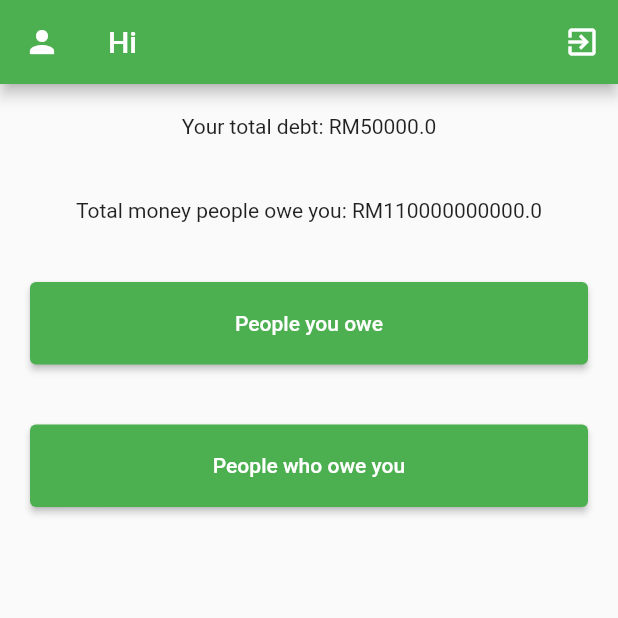
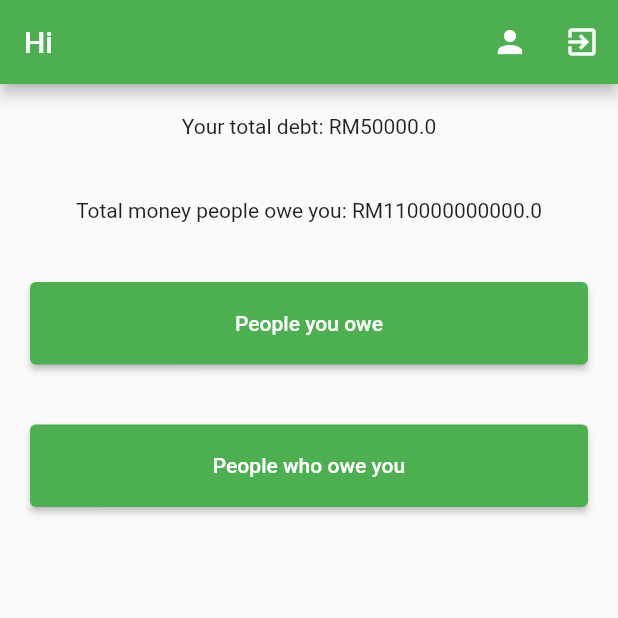
Before and after one commit to SyedZaimi/BukuHutang, a Flutter app: the Mainpage screen opened directly, on a phone screen of 412 x 824 dp, the top half of it. Run offline on Flutter 3.47's test engine with Material 2 defaults, Android fonts, the phone set to English and light mode, and no system bars; our stand-ins replace cloud_firestore, firebase_auth, firebase_core, google_sign_in; accounts and stored records are empty.

Commit message:
Update home.dart

```diff
--- a/bukuHutang/lib/home.dart
+++ b/bukuHutang/lib/home.dart
@@ -1,12 +1,15 @@
-//Homepage of the apps
+
 
 import 'package:bukuHutang/authscreen.dart';
+import 'package:bukuHutang/profile.dart';
 import 'package:flutter/material.dart';
 import 'package:firebase_auth/firebase_auth.dart';
 
+
 class Mainpage extends StatefulWidget {
-  Mainpage({Key key, @required this.username}) : super(key: key);
+  Mainpage({Key key, @required this.username,@required this.email}) : super(key: key);
   final String username;
+  final String email;
   @override
   MainpageState createState() => MainpageState();
 }
@@ -20,9 +23,23 @@ class MainpageState extends State<Mainpage> {
     return Scaffold(
         appBar: AppBar(
           //title: Text('Buku Hutangmu'),
+
           title: Text("Hi " + widget.username),
-          leading: Icon(Icons.person),
+
           actions: <Widget>[
+             IconButton(
+               icon: Icon(Icons.person),
+              onPressed: ()  {
+                Navigator.push(context,
+                 MaterialPageRoute(
+                builder: (context) =>
+                    Profile(username: widget.username,email : widget.email))
+                 );
+
+              },
+
+            ),
+
             IconButton(
               icon: Icon(Icons.exit_to_app),
               onPressed: () async {
@@ -34,6 +51,7 @@ class MainpageState extends State<Mainpage> {
                     (Route<dynamic> route) => false);
               },
             ),
+
           ],
         ),
         body: Center(
```
